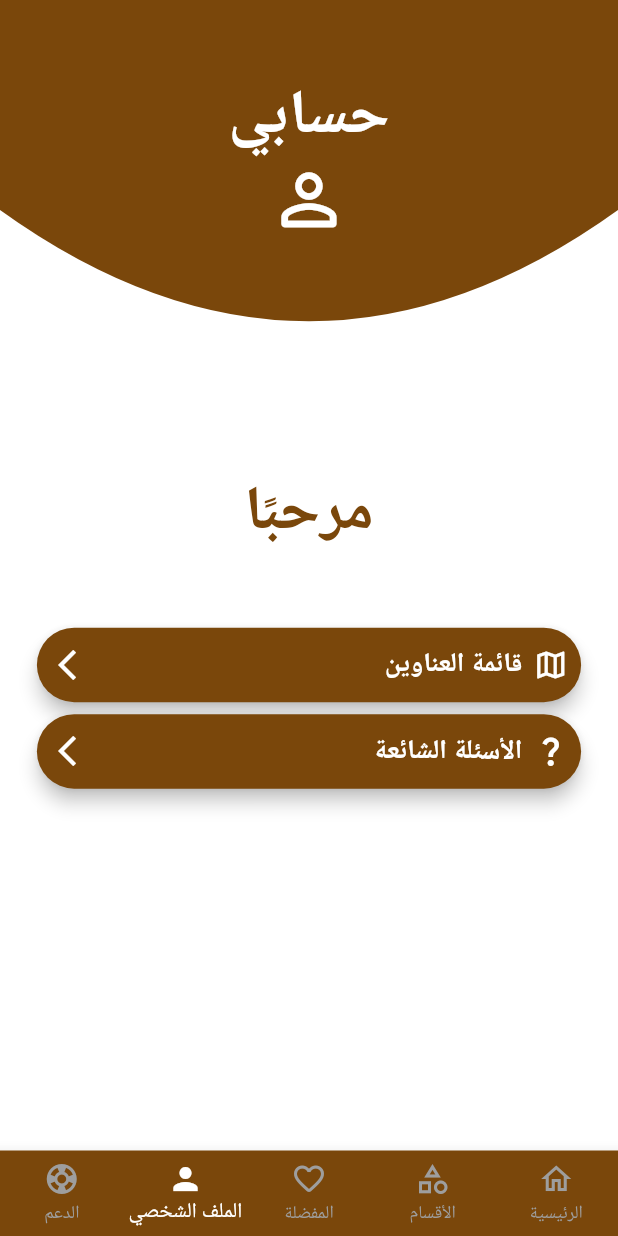
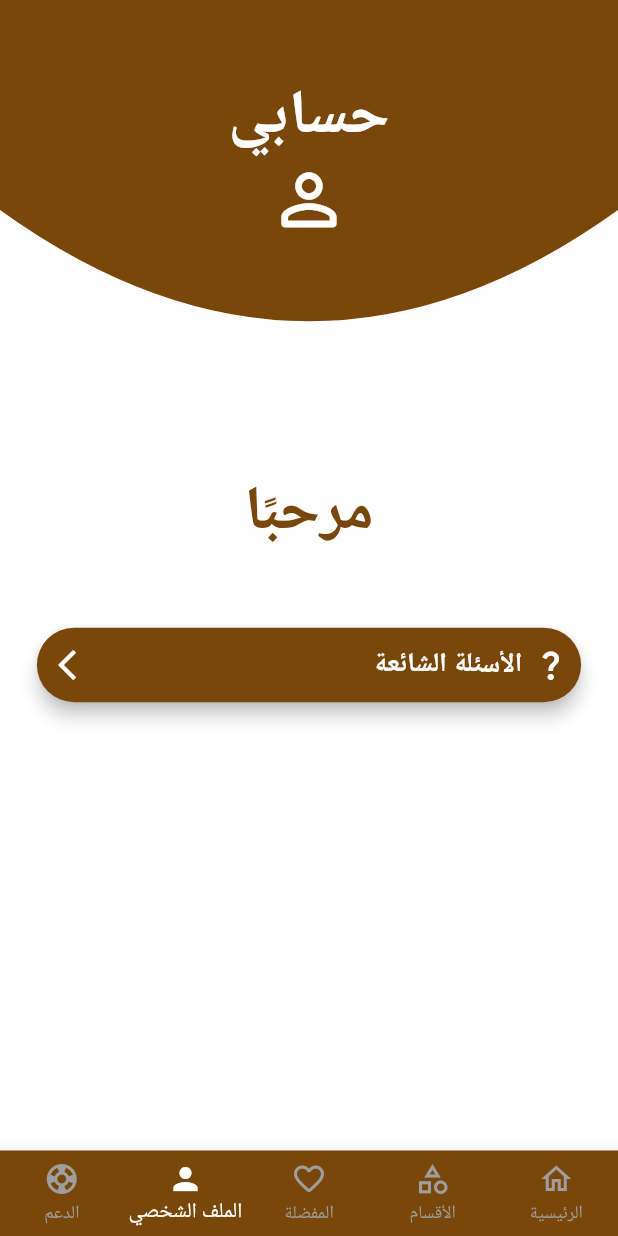
Before and after one commit to tatweer-programming/almasheed, a Flutter app: the MainScreen screen opened directly, item 4 of the bottom bar chosen, on a phone screen of 412 x 824 dp. Run offline on Flutter 3.47's test engine with Material 3 defaults, Android fonts, the phone set to English and light mode, and no system bars; our stand-ins replace audioplayers, carousel_slider, chat_bubbles, cloud_firestore, dartz, equatable and 13 more; missing offline and left inert: my_fatoorah, record_mp3; accounts and stored records are empty; network calls fail.

```diff
--- a/lib/authentication/presentation/screens/profile_screen.dart
+++ b/lib/authentication/presentation/screens/profile_screen.dart
@@ -90,11 +90,12 @@ class ProfileScreen extends StatelessWidget {
                         height: 0,
                         width: 0,
                       ),
-                ProfileItemBuilder(
-                  iconData: Icons.map_outlined,
-                  label: S.of(context).addressesList,
-                  nextScreen: const AddressesScreen(),
-                ),
+                if (ConstantsManager.appUser is Customer)
+                  ProfileItemBuilder(
+                    iconData: Icons.map_outlined,
+                    label: S.of(context).addressesList,
+                    nextScreen: const AddressesScreen(),
+                  ),
                 ProfileItemBuilder(
                   iconData: Icons.question_mark_outlined,
                   label: S.of(context).faq,
--- a/lib/main/bloc/main_bloc.dart
+++ b/lib/main/bloc/main_bloc.dart
@@ -47,6 +47,7 @@ class MainBloc extends Bloc<MainEvent, MainState> {
   List<Widget> pagesMerchant = [
     const HomePageScreen(),
     const CategoriesScreen(),
+    const ProfileScreen(),
     const SupportScreen(),
   ];
 
--- a/lib/main/view/screens/main_screen.dart
+++ b/lib/main/view/screens/main_screen.dart
@@ -17,9 +17,7 @@ class MainScreen extends StatelessWidget {
   @override
   Widget build(BuildContext context) {
     MainBloc bloc = sl();
-    ConstantsManager.appUser == null
-        ? bloc.add(GetUserDataEvent())
-        : DoNothingAction();
+    ConstantsManager.appUser == null ? bloc.add(GetUserDataEvent()) : DoNothingAction();
 
     return BlocConsumer<MainBloc, MainState>(
       bloc: bloc,
@@ -59,12 +57,11 @@ class MainScreen extends StatelessWidget {
                     icon: const Icon(
                       Icons.favorite_outline_rounded,
                     )),
-              if (ConstantsManager.appUser is! Merchant)
-                BottomNavigationBarItem(
-                    label: S.of(context).profile,
-                    icon: const Icon(
-                      Icons.person,
-                    )),
+              BottomNavigationBarItem(
+                  label: S.of(context).profile,
+                  icon: const Icon(
+                    Icons.person,
+                  )),
               BottomNavigationBarItem(
                   label: S.of(context).support,
                   icon: const Icon(
```
